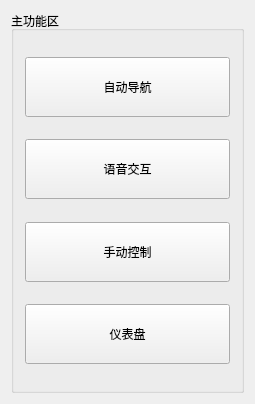
First picture: the form in RobotQ/MainGUI.ui, repository MuseumRobot/RobotQ, before the edit.
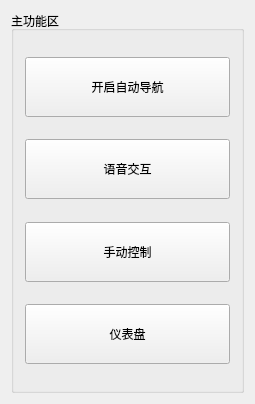
Second picture: the form after the edit.

Commit message: 完成自动导航控制开关

```diff
--- a/RobotQ/MainGUI.ui
+++ b/RobotQ/MainGUI.ui
@@ -43,7 +43,7 @@
           </size>
          </property>
          <property name="text">
-          <string>自动导航</string>
+          <string>开启自动导航</string>
          </property>
         </widget>
        </item>
```
The commit also changes 5 other files.
